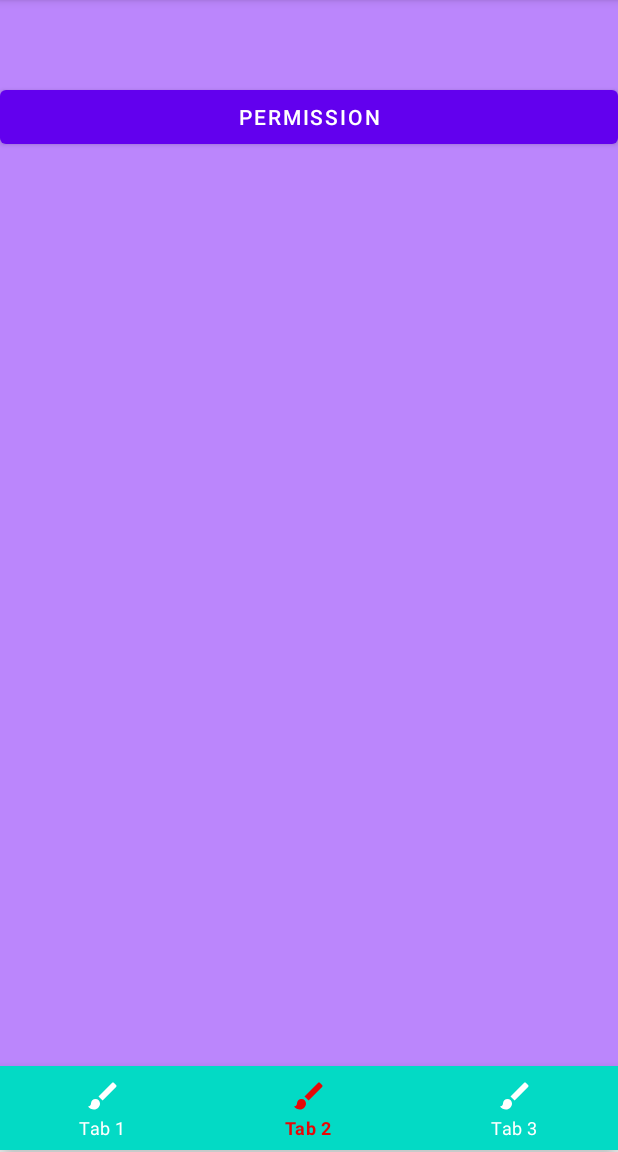
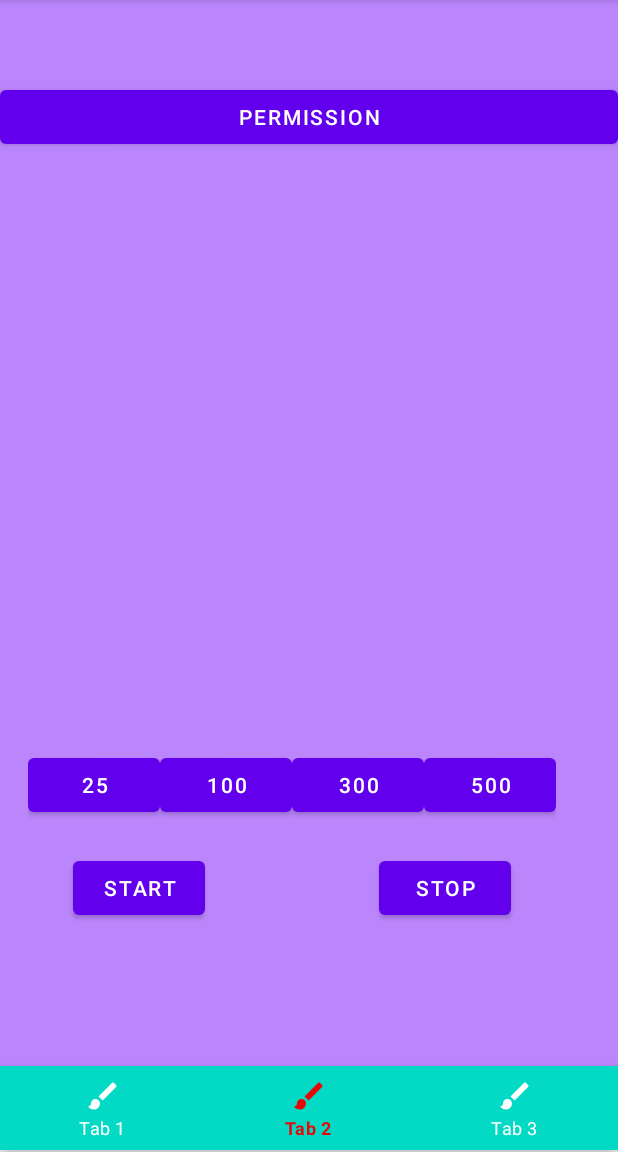
Before and after one commit to dungly7929/DungLyAssign3, an Android app: the screen it shows after launch (DungActivity), item 2 of the bottom bar chosen, on a phone screen of 412 x 824 dp, the part 84-1236 px from its top. Run offline under Robolectric (Android 15) with nearby library versions, the phone set to English and light mode, and no system bars.

Commit message:
Fragment 2 Finished with completed function

```diff
--- a/DungAssign33/src/main/java/dung/ly/n01237929/LyFragment.java
+++ b/DungAssign33/src/main/java/dung/ly/n01237929/LyFragment.java
@@ -2,16 +2,17 @@ package dung.ly.n01237929;
 
 import android.Manifest;
 import android.app.AlertDialog;
-import android.content.Context;
-import android.content.DialogInterface;
 import android.content.Intent;
 import android.content.pm.PackageManager;
+import android.graphics.drawable.AnimationDrawable;
+import android.graphics.drawable.BitmapDrawable;
 import android.net.Uri;
 import android.os.Bundle;
 import android.view.LayoutInflater;
 import android.view.View;
 import android.view.ViewGroup;
 import android.widget.Button;
+import android.widget.ImageView;
 import android.widget.Toast;
 
 import androidx.annotation.NonNull;
@@ -22,17 +23,23 @@ import androidx.fragment.app.Fragment;
 
 import com.google.android.material.snackbar.Snackbar;
 
+import java.util.ArrayList;
+
 public class LyFragment extends Fragment {
     private int CALL_PERMISSION = 1;
     private View view1;
-    Button btnper;
+    Button btnper, btnstart, btnstop, btn500,btn300,btn100,btn25;
+    AnimationDrawable mframeAnimation = null;
+    int stop = 0;
+    ImageView shark;
+    ArrayList<BitmapDrawable> frame = new ArrayList<BitmapDrawable>();
 
     @Nullable
     @Override
     public View onCreateView(@NonNull LayoutInflater inflater, @Nullable ViewGroup container, @Nullable Bundle savedInstanceState) {
         View view = inflater.inflate(R.layout.lyfragment, container, false);
         view1 = view;
-        btnper = view.findViewById(R.id.btnper);
+        setupid();
         btnper.setOnClickListener(v -> {
             if (ContextCompat.checkSelfPermission(getActivity(), Manifest.permission.CALL_PHONE) == PackageManager.PERMISSION_GRANTED) {
                 Toast.makeText(getActivity(), "You're already have this permission !", Toast.LENGTH_SHORT).show();
@@ -44,6 +51,38 @@ public class LyFragment extends Fragment {
             }
         });
 
+        btnstart.setOnClickListener(v -> {
+            AnimationStart();
+
+        });
+        btnstop.setOnClickListener(v ->
+        {
+            if (mframeAnimation == null) {
+                Toast.makeText(getActivity(), "No animation to Stop !", Toast.LENGTH_SHORT).show();
+            } else {
+                stopAnimation();
+            }
+
+        });
+        btn500.setOnClickListener(v ->
+        {
+            animationspeed(500);
+        });
+
+        btn300.setOnClickListener(v ->
+        {
+            animationspeed(300);
+        });
+
+        btn100.setOnClickListener(v ->
+        {
+            animationspeed(100);
+        });
+
+        btn25.setOnClickListener(v ->
+        {
+            animationspeed(25);
+        });
         return view;
     }
 
@@ -73,8 +112,7 @@ public class LyFragment extends Fragment {
             case 1: {
 
                 if (grantResults.length > 0
-                        && grantResults[0] == PackageManager.PERMISSION_GRANTED)
-                {
+                        && grantResults[0] == PackageManager.PERMISSION_GRANTED) {
                     Snackbar.make(view1, "Permission Granted", Snackbar.LENGTH_SHORT).show();
                 } else {
                     Snackbar.make(view1, "Permission Denied", Snackbar.LENGTH_SHORT).show();
@@ -83,4 +121,59 @@ public class LyFragment extends Fragment {
             }
         }
     }
+
+    public void AnimationStart() {
+        stop = 1;
+        for (int i = 1; i < 12; i++) {
+            frame.add((BitmapDrawable) getResources().getDrawable(getResources().getIdentifier("shark" + i, "drawable", getActivity().getPackageName())));
+        }
+        mframeAnimation = new AnimationDrawable();
+        mframeAnimation.setOneShot(false);
+        int reasonableDuration = 250;
+        for (int i = 0; i < frame.size(); i++) {
+            mframeAnimation.addFrame(frame.get(i), reasonableDuration);
+        }
+        shark.setBackground(mframeAnimation);
+        mframeAnimation.setVisible(true, true);
+        mframeAnimation.start();
+
+    }
+
+    private void stopAnimation() {
+        stop = 0;
+        mframeAnimation.stop();
+        mframeAnimation.setVisible(false, false);
+
+    }
+
+    public void animationspeed(int number) {
+        if (mframeAnimation == null) {
+            Toast.makeText(getActivity(), "No animation to run !", Toast.LENGTH_SHORT).show();
+        } else {
+            if (stop == 0) {
+                Toast.makeText(getActivity(), "You have to start animation 1st !", Toast.LENGTH_SHORT).show();
+            } else {
+                mframeAnimation.unscheduleSelf(mframeAnimation);
+                mframeAnimation = null;
+                mframeAnimation = new AnimationDrawable();
+                for (int i = 0; i < frame.size(); i++) {
+                    mframeAnimation.addFrame(frame.get(i), number);
+                }
+                shark.setBackground(mframeAnimation);
+                mframeAnimation.setVisible(true, true);
+                mframeAnimation.run();
+            }
+        }
+    }
+
+    public void setupid() {
+        btnper = view1.findViewById(R.id.btnper);
+        btnstart = view1.findViewById(R.id.btnstart);
+        btnstop = view1.findViewById(R.id.btnstop);
+        btn500 = view1.findViewById(R.id.btn500);
+        btn300 = view1.findViewById(R.id.btn300);
+        btn100 = view1.findViewById(R.id.btn100);
+        btn25 = view1.findViewById(R.id.btn25);
+        shark = (ImageView) view1.findViewById(R.id.ImgViewshark);
+    }
 }
--- a/DungAssign33/src/main/res/layout/dungfragment.xml
+++ b/DungAssign33/src/main/res/layout/dungfragment.xml
@@ -128,7 +128,8 @@
             android:layout_width="wrap_content"
             android:layout_height="wrap_content"
             android:layout_weight="1"
-            android:backgroundTint="#FB0303" />
+            style="@style/Dungfragment"
+            />
 
         <Button
             android:id="@+id/btncolor2"
--- a/DungAssign33/src/main/res/layout/lyfragment.xml
+++ b/DungAssign33/src/main/res/layout/lyfragment.xml
@@ -7,7 +7,6 @@
     android:layout_height="match_parent"
     android:background="@color/purple_200"
     >
-
 
     <Button
         android:id="@+id/btnper"
@@ -20,4 +19,81 @@
         app:layout_constraintStart_toStartOf="parent"
         app:layout_constraintTop_toTopOf="parent"
         app:layout_constraintVertical_bias="0.081" />
+
+    <Button
+        android:id="@+id/btnstart"
+        android:layout_width="wrap_content"
+        android:layout_height="wrap_content"
+        android:text="Start"
+        style="@style/btnfont"
+        app:layout_constraintBottom_toBottomOf="parent"
+        app:layout_constraintEnd_toEndOf="parent"
+        app:layout_constraintHorizontal_bias="0.151"
+        app:layout_constraintStart_toStartOf="parent"
+        app:layout_constraintTop_toTopOf="parent"
+        app:layout_constraintVertical_bias="0.857" />
+
+    <Button
+        android:id="@+id/btnstop"
+        android:layout_width="wrap_content"
+        android:layout_height="wrap_content"
+        android:text="Stop"
+        style="@style/btnfont"
+        app:layout_constraintBottom_toBottomOf="parent"
+        app:layout_constraintEnd_toEndOf="parent"
+        app:layout_constraintHorizontal_bias="0.78"
+        app:layout_constraintStart_toStartOf="parent"
+        app:layout_constraintTop_toTopOf="parent"
+        app:layout_constraintVertical_bias="0.857" />
+
+    <ImageView
+        android:id="@+id/ImgViewshark"
+        android:layout_width="287dp"
+        android:layout_height="259dp"
+        app:layout_constraintBottom_toBottomOf="parent"
+        app:layout_constraintEnd_toEndOf="parent"
+        app:layout_constraintStart_toStartOf="parent"
+        app:layout_constraintTop_toTopOf="parent"
+        app:layout_constraintVertical_bias="0.459"
+        />
+
+    <LinearLayout
+        android:layout_width="wrap_content"
+        android:layout_height="wrap_content"
+        android:orientation="horizontal"
+        app:layout_constraintBottom_toBottomOf="parent"
+        app:layout_constraintEnd_toEndOf="parent"
+        app:layout_constraintHorizontal_bias="0.311"
+        app:layout_constraintStart_toStartOf="parent"
+        app:layout_constraintTop_toTopOf="parent"
+        app:layout_constraintVertical_bias="0.754">
+
+        <Button
+            android:id="@+id/btn25"
+            android:layout_width="wrap_content"
+            android:layout_height="wrap_content"
+            style="@style/btnfont"
+            android:text="25" />
+
+        <Button
+            android:id="@+id/btn100"
+            android:layout_width="wrap_content"
+            android:layout_height="wrap_content"
+            style="@style/btnfont"
+            android:text="100" />
+
+        <Button
+            android:id="@+id/btn300"
+            android:layout_width="wrap_content"
+            android:layout_height="wrap_content"
+            style="@style/btnfont"
+            android:text="300" />
+
+        <Button
+            android:id="@+id/btn500"
+            android:layout_width="wrap_content"
+            android:layout_height="wrap_content"
+            style="@style/btnfont"
+            android:text="500" />
+    </LinearLayout>
 </androidx.constraintlayout.widget.ConstraintLayout>
--- /dev/null
+++ b/DungAssign33/src/main/res/values/style.xml
@@ -0,0 +1,9 @@
+<?xml version="1.0" encoding="utf-8"?>
+<resources>
+    <style name="Dungfragment">
+            <item name="backgroundTint"> #FB0303</item>
+    </style>
+    <style name="btnfont">
+        <item name="fontFamily">sans-serif-medium </item>
+    </style>
+</resources>
```
Also changed, not shown: 12 other files.
